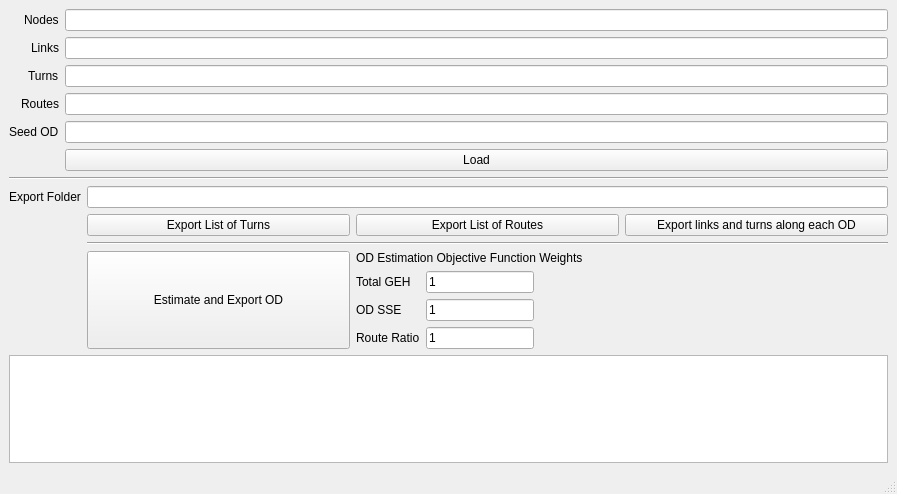
First picture: the form in jodeln/gui/mainwindow.ui, repository mdeamico/jodeln, before the edit.
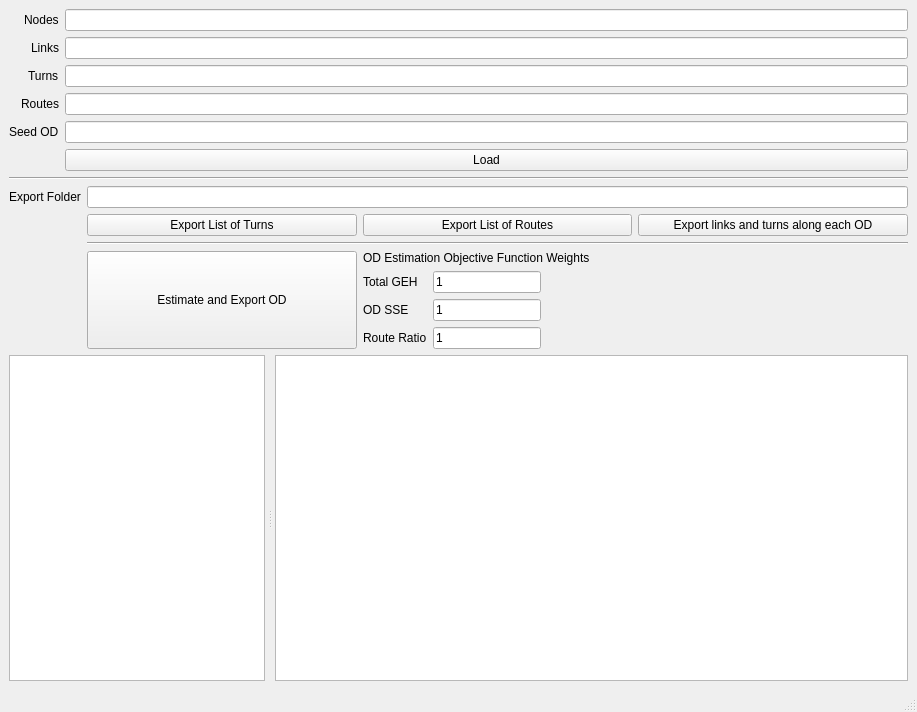
Second picture: the form after the edit. Custom widgets are drawn as their Qt base class.

Commit message: Add table to GUI showing OD and routes (#11)

What changed in the file:
```diff
--- a/jodeln/gui/mainwindow.ui
+++ b/jodeln/gui/mainwindow.ui
@@ -6,8 +6,8 @@
    <rect>
     <x>0</x>
     <y>0</y>
-    <width>897</width>
-    <height>494</height>
+    <width>917</width>
+    <height>712</height>
    </rect>
   </property>
   <property name="sizePolicy">
@@ -19,19 +19,37 @@
   <property name="maximumSize">
    <size>
     <width>16777215</width>
-    <height>800</height>
+    <height>1024</height>
    </size>
   </property>
   <property name="windowTitle">
    <string>Jodeln</string>
   </property>
   <widget class="QWidget" name="centralwidget">
-   <layout class="QVBoxLayout" name="verticalLayout">
+   <property name="sizePolicy">
+    <sizepolicy hsizetype="Preferred" vsizetype="Preferred">
+     <horstretch>0</horstretch>
+     <verstretch>0</verstretch>
+    </sizepolicy>
+   </property>
+   <layout class="QVBoxLayout" name="verticalLayout" stretch="1,1,1,5">
+    <property name="sizeConstraint">
+     <enum>QLayout::SetDefaultConstraint</enum>
+    </property>
     <item>
      <layout class="QFormLayout" name="formLayout">
+      <property name="sizeConstraint">
+       <enum>QLayout::SetDefaultConstraint</enum>
+      </property>
+      <property name="fieldGrowthPolicy">
+       <enum>QFormLayout::AllNonFixedFieldsGrow</enum>
+      </property>
       <property name="labelAlignment">
        <set>Qt::AlignRight|Qt::AlignTrailing|Qt::AlignVCenter</set>
       </property>
+      <property name="verticalSpacing">
+       <number>6</number>
+      </property>
       <item row="0" column="0">
        <widget class="QLabel" name="label">
         <property name="text">
@@ -250,11 +268,51 @@
      </layout>
     </item>
     <item>
-     <layout class="QGridLayout" name="gridLayout_2">
-      <item row="0" column="0">
-       <widget class="SchematicView" name="gvSchematic"/>
-      </item>
-     </layout>
+     <widget class="QSplitter" name="splitter">
+      <property name="sizePolicy">
+       <sizepolicy hsizetype="Preferred" vsizetype="Preferred">
+        <horstretch>0</horstretch>
+        <verstretch>0</verstretch>
+       </sizepolicy>
+      </property>
+      <property name="frameShape">
+       <enum>QFrame::NoFrame</enum>
+      </property>
+      <property name="frameShadow">
+       <enum>QFrame::Plain</enum>
+      </property>
+      <property name="lineWidth">
+       <number>1</number>
+      </property>
+      <property name="midLineWidth">
+       <number>0</number>
+      </property>
+      <property name="orientation">
+       <enum>Qt::Horizontal</enum>
+      </property>
+      <property name="opaqueResize">
+       <bool>true</bool>
+      </property>
+      <property name="handleWidth">
+       <number>10</number>
+      </property>
+      <widget class="QTableView" name="tblOD">
+       <property name="sizePolicy">
+        <sizepolicy hsizetype="Expanding" vsizetype="Expanding">
+         <horstretch>0</horstretch>
+         <verstretch>0</verstretch>
+        </sizepolicy>
+       </property>
+      </widget>
+      <widget class="SchematicView" name="gvSchematic">
+       <property name="sizePolicy">
+        <sizepolicy hsizetype="Expanding" vsizetype="Expanding">
+         <horstretch>1</horstretch>
+         <verstretch>0</verstretch>
+        </sizepolicy>
+       </property>
+      </widget>
+     </widget>
     </item>
    </layout>
   </widget>
```
The commit also changes 4 other files.
